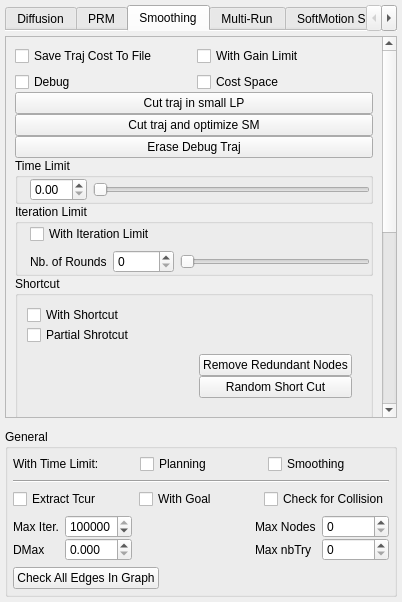
Qt form src/move3d-qt-gui-libs/src/qtMainInterface/sideWidgets/qtMotionPlanner.ui (jmainpri/move3d-studio) before a commit.
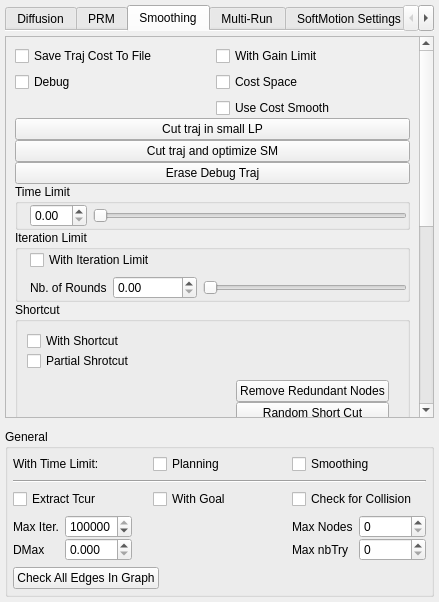
The same form after that commit. The open tabs and pages were chosen to show the change.

Diff of the .ui file:
```diff
--- a/src/move3d-qt-gui-libs/src/qtMainInterface/sideWidgets/qtMotionPlanner.ui
+++ b/src/move3d-qt-gui-libs/src/qtMainInterface/sideWidgets/qtMotionPlanner.ui
@@ -6,7 +6,7 @@
    <rect>
     <x>0</x>
     <y>0</y>
-    <width>402</width>
+    <width>439</width>
     <height>602</height>
    </rect>
   </property>
@@ -739,8 +739,8 @@
            <rect>
             <x>0</x>
             <y>0</y>
-            <width>377</width>
-            <height>817</height>
+            <width>412</width>
+            <height>840</height>
            </rect>
           </property>
           <layout class="QVBoxLayout" name="verticalLayout_37">
@@ -787,6 +787,13 @@
                    </property>
                   </widget>
                  </item>
+                 <item row="2" column="1">
+                  <widget class="QCheckBox" name="checkBoxUseCostSmooth">
+                   <property name="text">
+                    <string>Use Cost Smooth</string>
+                   </property>
+                  </widget>
+                 </item>
                 </layout>
                </widget>
               </item>
@@ -889,11 +896,8 @@
                     </item>
                     <item>
                      <widget class="QDoubleSpinBox" name="doubleSpinBoxNbRounds">
-                      <property name="decimals">
-                       <number>0</number>
-                      </property>
                       <property name="maximum">
-                       <double>10000.000000000000000</double>
+                       <double>100000.000000000000000</double>
                       </property>
                      </widget>
                     </item>
```
Left out of the diff: 16 changed lines with no effect on the pictures.
